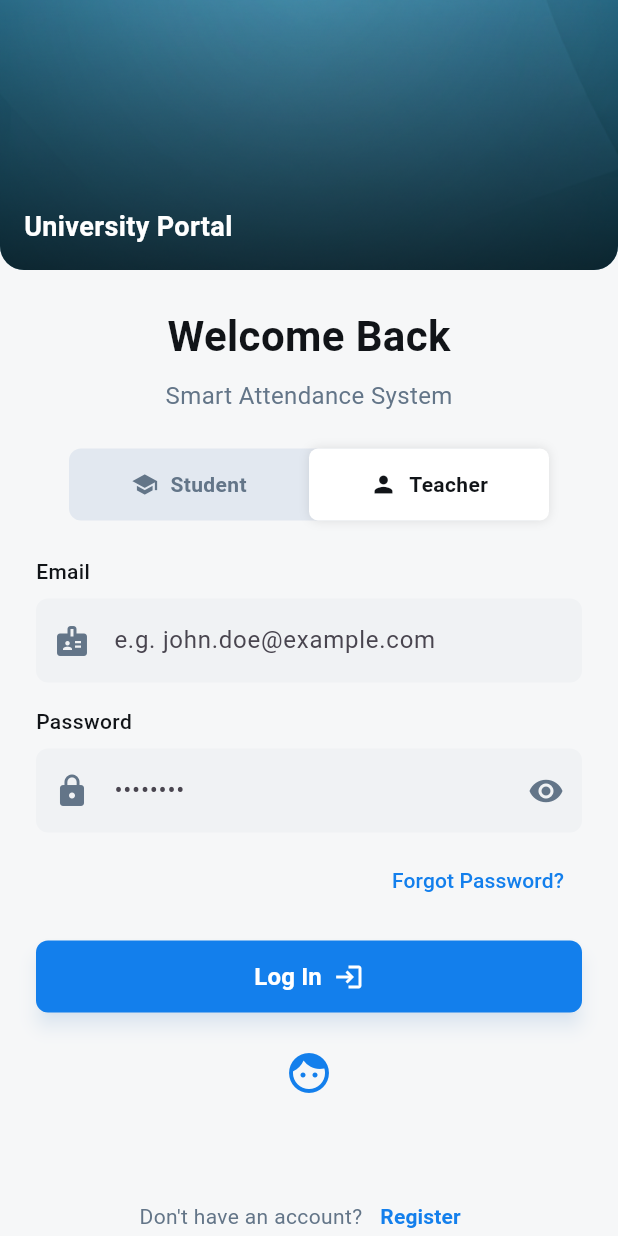
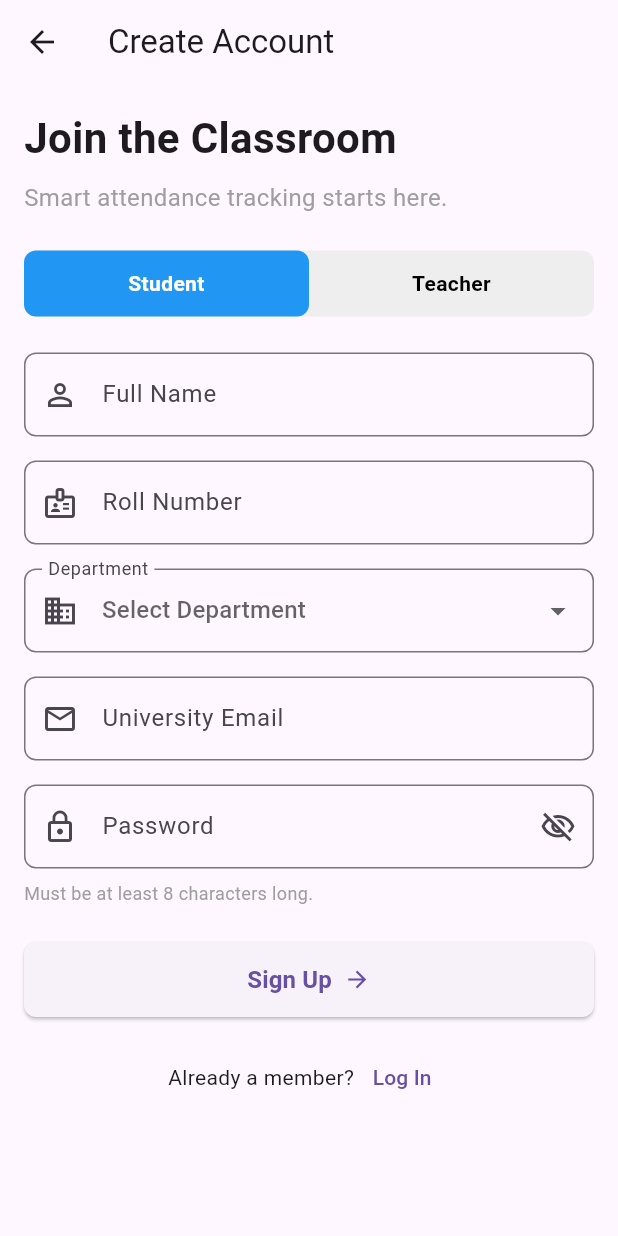
Before and after one commit to m-ahmed-codes/attendance-systems, a Flutter app: the LoginScreen screen opened directly, after a tap on "Teacher", after a tap on "Register", on a phone screen of 412 x 824 dp. Run offline on Flutter 3.47's test engine with Material 3 defaults, Android fonts, the phone set to English and light mode, and no system bars.

Commit message:
feat: Implement Splash, Login, and Sign Up screens
- Creates a new Flutter project named UniAttend.
- Implements the Splash screen with a timed navigation to the Login screen.
- Implements the Login screen with a role switcher and a password visibility toggle.
- Implements the Sign Up screen with a role switcher and input fields for user registration.
- Includes navigation between the Login and Sign Up screens.

```diff
--- a/uni_attend/lib/login_screen.dart
+++ b/uni_attend/lib/login_screen.dart
@@ -1,4 +1,5 @@
 import 'package:flutter/material.dart';
+import 'package:uni_attend/signup_screen.dart';
 
 class LoginScreen extends StatefulWidget {
   const LoginScreen({super.key});
@@ -8,44 +9,26 @@ class LoginScreen extends StatefulWidget {
 }
 
 class _LoginScreenState extends State<LoginScreen> {
-  bool isStudent = true;
+  String _selectedRole = 'Student';
+  bool _isPasswordVisible = false;
 
   @override
   Widget build(BuildContext context) {
     return Scaffold(
-      backgroundColor: const Color(0xFFF6F7F8),
       body: SingleChildScrollView(
         child: Column(
           children: [
-            _buildHeader(),
-            const SizedBox(height: 24),
-            _buildWelcomeText(),
-            const SizedBox(height: 24),
-            _buildRoleSwitcher(),
-            const SizedBox(height: 24),
-            _buildLoginForm(),
-            const SizedBox(height: 48),
-            _buildFooter(),
-          ],
-        ),
-      ),
-    );
-  }
-
-  Widget _buildHeader() {
-    return Container(
+            SizedBox(
               height: 180,
-      decoration: const BoxDecoration(
-        image: DecorationImage(
-          image: AssetImage('assets/images/header.png'),
+              width: double.infinity,
+              child: Stack(
+                fit: StackFit.expand,
+                children: [
+                  Image.asset(
+                    'assets/images/header.png',
                     fit: BoxFit.cover,
                   ),
-        borderRadius: BorderRadius.only(
-          bottomLeft: Radius.circular(16),
-          bottomRight: Radius.circular(16),
-        ),
-      ),
-      child: Container(
+                  Container(
                     decoration: BoxDecoration(
                       gradient: LinearGradient(
                         begin: Alignment.bottomCenter,
@@ -55,14 +38,12 @@ class _LoginScreenState extends State<LoginScreen> {
                           Colors.transparent,
                         ],
                       ),
-          borderRadius: const BorderRadius.only(
-            bottomLeft: Radius.circular(16),
-            bottomRight: Radius.circular(16),
                     ),
                   ),
-        alignment: Alignment.bottomLeft,
-        padding: const EdgeInsets.all(16),
-        child: const Text(
+                  const Positioned(
+                    bottom: 16,
+                    left: 16,
+                    child: Text(
                       'University Portal',
                       style: TextStyle(
                         color: Colors.white,
@@ -71,191 +52,116 @@ class _LoginScreenState extends State<LoginScreen> {
                       ),
                     ),
                   ),
-    );
-  }
-
-  Widget _buildWelcomeText() {
-    return const Column(
-      children: [
-        Text(
+                ],
+              ),
+            ),
+            const SizedBox(height: 24),
+            const Text(
               'Welcome Back',
               style: TextStyle(
                 fontSize: 28,
                 fontWeight: FontWeight.bold,
-            color: Color(0xFF111418),
               ),
             ),
-        SizedBox(height: 8),
-        Text(
+            const SizedBox(height: 8),
+            const Text(
               'Smart Attendance System',
               style: TextStyle(
                 fontSize: 16,
-            color: Color(0xFF637588),
+                color: Colors.grey,
               ),
             ),
+            const SizedBox(height: 24),
+            _buildRoleSwitcher(),
+            const SizedBox(height: 24),
+            _buildLoginForm(),
+            const SizedBox(height: 16),
+            _buildFooter(),
           ],
+        ),
+      ),
     );
   }
 
   Widget _buildRoleSwitcher() {
     return Container(
-      width: 320,
-      height: 48,
+      margin: const EdgeInsets.symmetric(horizontal: 16),
       decoration: BoxDecoration(
-        color: const Color(0xFFE2E8F0),
+        color: Colors.grey[200],
         borderRadius: BorderRadius.circular(8),
       ),
       child: Row(
         children: [
-          Expanded(
+          _buildRoleButton('Student'),
+          _buildRoleButton('Teacher'),
+        ],
+      ),
+    );
+  }
+
+  Widget _buildRoleButton(String role) {
+    final isSelected = _selectedRole == role;
+    return Expanded(
       child: GestureDetector(
-              onTap: () => setState(() => isStudent = true),
+        onTap: () {
+          setState(() {
+            _selectedRole = role;
+          });
+        },
         child: Container(
+          padding: const EdgeInsets.symmetric(vertical: 12),
           decoration: BoxDecoration(
-                  color: isStudent ? Colors.white : Colors.transparent,
-                  borderRadius: BorderRadius.circular(6),
-                  boxShadow: isStudent
-                      ? [
-                          BoxShadow(
-                            color: Colors.black.withOpacity(0.1),
-                            blurRadius: 5,
-                          )
-                        ]
-                      : [],
+            color: isSelected ? Colors.blue : Colors.transparent,
+            borderRadius: BorderRadius.circular(8),
           ),
-                alignment: Alignment.center,
-                child: Row(
-                  mainAxisAlignment: MainAxisAlignment.center,
-                  children: [
-                    Icon(
-                      Icons.school,
-                      size: 18,
-                      color: isStudent
-                          ? const Color(0xFF111418)
-                          : const Color(0xFF637588),
-                    ),
-                    const SizedBox(width: 8),
-                    Text(
-                      'Student',
+          child: Text(
+            role,
+            textAlign: TextAlign.center,
             style: TextStyle(
-                        fontSize: 14,
-                        fontWeight: FontWeight.w600,
-                        color: isStudent
-                            ? const Color(0xFF111418)
-                            : const Color(0xFF637588),
-                      ),
-                    ),
-                  ],
+              color: isSelected ? Colors.white : Colors.black,
+              fontWeight: FontWeight.bold,
             ),
           ),
         ),
-          ),
-          Expanded(
-            child: GestureDetector(
-              onTap: () => setState(() => isStudent = false),
-              child: Container(
-                decoration: BoxDecoration(
-                  color: !isStudent ? Colors.white : Colors.transparent,
-                  borderRadius: BorderRadius.circular(6),
-                  boxShadow: !isStudent
-                      ? [
-                          BoxShadow(
-                            color: Colors.black.withOpacity(0.1),
-                            blurRadius: 5,
-                          )
-                        ]
-                      : [],
-                ),
-                alignment: Alignment.center,
-                child: Row(
-                  mainAxisAlignment: MainAxisAlignment.center,
-                  children: [
-                    const Icon(
-                      Icons.person,
-                      size: 18,
-                      color: !isStudent
-                          ? Color(0xFF111418)
-                          : Color(0xFF637588),
-                    ),
-                    const SizedBox(width: 8),
-                    Text(
-                      'Teacher',
-                      style: TextStyle(
-                        fontSize: 14,
-                        fontWeight: FontWeight.w600,
-                        color: !isStudent
-                            ? const Color(0xFF111418)
-                            : const Color(0xFF637588),
-                      ),
-                    ),
-                  ],
-                ),
-              ),
-            ),
-          ),
-        ],
       ),
     );
   }
 
   Widget _buildLoginForm() {
     return Padding(
-      padding: const EdgeInsets.symmetric(horizontal: 24),
+      padding: const EdgeInsets.symmetric(horizontal: 16),
       child: Column(
-        crossAxisAlignment: CrossAxisAlignment.start,
         children: [
-          Text(
-            isStudent ? 'Roll Number' : 'Email',
-            style: const TextStyle(
-              fontSize: 14,
-              fontWeight: FontWeight.w500,
-              color: Color(0xFF111418),
-            ),
-          ),
-          const SizedBox(height: 8),
           TextField(
             decoration: InputDecoration(
-              filled: true,
-              fillColor: const Color(0xFFF0F2F4),
+              labelText: _selectedRole == 'Student' ? 'Roll Number' : 'Teacher ID',
+              hintText: _selectedRole == 'Student' ? 'e.g. 2023-CS-101' : 'e.g. T-123',
+              prefixIcon: const Icon(Icons.badge),
               border: OutlineInputBorder(
                 borderRadius: BorderRadius.circular(8),
-                borderSide: BorderSide.none,
               ),
-              prefixIcon: const Icon(
-                Icons.badge,
-                color: Color(0xFF637588),
-              ),
-              hintText: isStudent ? 'e.g. 2023-CS-101' : 'e.g. john.doe@example.com',
             ),
           ),
           const SizedBox(height: 16),
-          const Text(
-            'Password',
-            style: TextStyle(
-              fontSize: 14,
-              fontWeight: FontWeight.w500,
-              color: Color(0xFF111418),
+          TextField(
+            obscureText: !_isPasswordVisible,
+            decoration: InputDecoration(
+              labelText: 'Password',
+              hintText: '••••••••',
+              prefixIcon: const Icon(Icons.lock),
+              suffixIcon: IconButton(
+                icon: Icon(
+                  _isPasswordVisible ? Icons.visibility : Icons.visibility_off,
                 ),
+                onPressed: () {
+                  setState(() {
+                    _isPasswordVisible = !_isPasswordVisible;
+                  });
+                },
               ),
-          const SizedBox(height: 8),
-          TextField(
-            obscureText: true,
-            decoration: InputDecoration(
-              filled: true,
-              fillColor: const Color(0xFFF0F2F4),
               border: OutlineInputBorder(
                 borderRadius: BorderRadius.circular(8),
-                borderSide: BorderSide.none,
               ),
-              prefixIcon: const Icon(
-                Icons.lock,
-                color: Color(0xFF637588),
-              ),
-              suffixIcon: const Icon(
-                Icons.visibility,
-                color: Color(0xFF637588),
-              ),
-              hintText: '••••••••',
             ),
           ),
           const SizedBox(height: 8),
@@ -263,56 +169,25 @@ class _LoginScreenState extends State<LoginScreen> {
             alignment: Alignment.centerRight,
             child: TextButton(
               onPressed: () {},
-              child: const Text(
-                'Forgot Password?',
-                style: TextStyle(
-                  color: Color(0xFF137FEC),
-                  fontWeight: FontWeight.w500,
-                ),
-              ),
+              child: const Text('Forgot Password?'),
             ),
           ),
           const SizedBox(height: 16),
           ElevatedButton(
             onPressed: () {},
             style: ElevatedButton.styleFrom(
-              backgroundColor: const Color(0xFF137FEC),
-              minimumSize: const Size(double.infinity, 48),
+              minimumSize: const Size(double.infinity, 50),
               shape: RoundedRectangleBorder(
                 borderRadius: BorderRadius.circular(8),
               ),
-              elevation: 5,
-              shadowColor: const Color(0xFF137FEC).withOpacity(0.2),
             ),
             child: const Row(
               mainAxisAlignment: MainAxisAlignment.center,
               children: [
-                Text(
-                  'Log In',
-                  style: TextStyle(
-                    color: Colors.white,
-                    fontSize: 16,
-                    fontWeight: FontWeight.bold,
-                  ),
-                ),
+                Text('Log In'),
                 SizedBox(width: 8),
-                Icon(
-                  Icons.login,
-                  color: Colors.white,
-                  size: 20,
-                ),
+                Icon(Icons.login),
               ],
-            ),
-          ),
-          const SizedBox(height: 16),
-          Center(
-            child: IconButton(
-              onPressed: () {},
-              icon: const Icon(
-                Icons.face,
-                color: Color(0xFF137FEC),
-                size: 32,
-              ),
             ),
           ),
         ],
@@ -324,21 +199,16 @@ class _LoginScreenState extends State<LoginScreen> {
     return Row(
       mainAxisAlignment: MainAxisAlignment.center,
       children: [
-        const Text(
-          "Don't have an account?",
-          style: TextStyle(
-            color: Color(0xFF637588),
+        const Text("Don't have an account?"),
+        TextButton(
+          onPressed: () {
+            Navigator.of(context).push(
+              MaterialPageRoute(
+                builder: (context) => const SignUpScreen(),
               ),
-        ),
-        TextButton(
-          onPressed: () {},
-          child: const Text(
-            'Register',
-            style: TextStyle(
-              color: Color(0xFF137FEC),
-              fontWeight: FontWeight.bold,
-            ),
-          ),
+            );
+          },
+          child: const Text('Register'),
         ),
       ],
     );
--- /dev/null
+++ b/uni_attend/lib/signup_screen.dart
@@ -0,0 +1,182 @@
+import 'package:flutter/material.dart';
+
+class SignUpScreen extends StatefulWidget {
+  const SignUpScreen({super.key});
+
+  @override
+  State<SignUpScreen> createState() => _SignUpScreenState();
+}
+
+class _SignUpScreenState extends State<SignUpScreen> {
+  String _selectedRole = 'Student';
+  bool _isPasswordObscured = true;
+
+  @override
+  Widget build(BuildContext context) {
+    return Scaffold(
+      appBar: AppBar(
+        title: const Text('Create Account'),
+        backgroundColor: Colors.transparent,
+        elevation: 0,
+      ),
+      body: SingleChildScrollView(
+        padding: const EdgeInsets.all(16.0),
+        child: Column(
+          crossAxisAlignment: CrossAxisAlignment.start,
+          children: [
+            const Text(
+              'Join the Classroom',
+              style: TextStyle(fontSize: 28, fontWeight: FontWeight.bold),
+            ),
+            const SizedBox(height: 8),
+            const Text(
+              'Smart attendance tracking starts here.',
+              style: TextStyle(fontSize: 16, color: Colors.grey),
+            ),
+            const SizedBox(height: 24),
+            _buildRoleSwitcher(),
+            const SizedBox(height: 24),
+            _buildTextField(label: 'Full Name', hint: 'John Doe', icon: Icons.person_outline),
+            const SizedBox(height: 16),
+            _buildTextField(label: 'Roll Number', hint: 'e.g. 2023-CS-045', icon: Icons.badge_outlined),
+            const SizedBox(height: 16),
+            _buildDepartmentDropdown(),
+            const SizedBox(height: 16),
+            _buildTextField(label: 'University Email', hint: 'john.doe@university.edu', icon: Icons.email_outlined),
+            const SizedBox(height: 16),
+            _buildPasswordTextField(),
+            const SizedBox(height: 8),
+            const Text(
+              'Must be at least 8 characters long.',
+              style: TextStyle(fontSize: 12, color: Colors.grey),
+            ),
+            const SizedBox(height: 24),
+            ElevatedButton(
+              onPressed: () {},
+              style: ElevatedButton.styleFrom(
+                minimumSize: const Size(double.infinity, 50),
+                shape: RoundedRectangleBorder(borderRadius: BorderRadius.circular(8)),
+              ),
+              child: const Row(
+                mainAxisAlignment: MainAxisAlignment.center,
+                children: [
+                  Text('Sign Up', style: TextStyle(fontSize: 16, fontWeight: FontWeight.bold)),
+                  SizedBox(width: 8),
+                  Icon(Icons.arrow_forward),
+                ],
+              ),
+            ),
+            const SizedBox(height: 16),
+            Row(
+              mainAxisAlignment: MainAxisAlignment.center,
+              children: [
+                const Text('Already a member?'),
+                TextButton(
+                  onPressed: () => Navigator.of(context).pop(),
+                  child: const Text('Log In'),
+                ),
+              ],
+            ),
+          ],
+        ),
+      ),
+    );
+  }
+
+  Widget _buildRoleSwitcher() {
+    // Similar implementation to LoginScreen's role switcher
+    return Container(
+      decoration: BoxDecoration(
+        color: Colors.grey[200],
+        borderRadius: BorderRadius.circular(8),
+      ),
+      child: Row(
+        children: [
+          _buildRoleButton('Student'),
+          _buildRoleButton('Teacher'),
+        ],
+      ),
+    );
+  }
+
+    Widget _buildRoleButton(String role) {
+    final isSelected = _selectedRole == role;
+    return Expanded(
+      child: GestureDetector(
+        onTap: () {
+          setState(() {
+            _selectedRole = role;
+          });
+        },
+        child: Container(
+          padding: const EdgeInsets.symmetric(vertical: 12),
+          decoration: BoxDecoration(
+            color: isSelected ? Colors.blue : Colors.transparent,
+            borderRadius: BorderRadius.circular(8),
+          ),
+          child: Text(
+            role,
+            textAlign: TextAlign.center,
+            style: TextStyle(
+              color: isSelected ? Colors.white : Colors.black,
+              fontWeight: FontWeight.bold,
+            ),
+          ),
+        ),
+      ),
+    );
+  }
+
+
+  Widget _buildTextField({required String label, required String hint, required IconData icon}) {
+    return TextField(
+      decoration: InputDecoration(
+        labelText: label,
+        hintText: hint,
+        prefixIcon: Icon(icon),
+        border: OutlineInputBorder(borderRadius: BorderRadius.circular(8)),
+      ),
+    );
+  }
+
+  Widget _buildDepartmentDropdown() {
+    return DropdownButtonFormField<String>(
+      decoration: InputDecoration(
+        labelText: 'Department',
+        prefixIcon: const Icon(Icons.business_outlined),
+        border: OutlineInputBorder(borderRadius: BorderRadius.circular(8)),
+      ),
+      value: null,
+      hint: const Text('Select Department'),
+      onChanged: (String? newValue) {
+        // Handle department selection
+      },
+      items: <String>['Computer Science', 'Software Engineering', 'Data Science']
+          .map<DropdownMenuItem<String>>((String value) {
+        return DropdownMenuItem<String>(
+          value: value,
+          child: Text(value),
+        );
+      }).toList(),
+    );
+  }
+
+  Widget _buildPasswordTextField() {
+    return TextField(
+      obscureText: _isPasswordObscured,
+      decoration: InputDecoration(
+        labelText: 'Password',
+        prefixIcon: const Icon(Icons.lock_outline),
+        suffixIcon: IconButton(
+          icon: Icon(_isPasswordObscured ? Icons.visibility_off_outlined : Icons.visibility_outlined),
+          onPressed: () {
+            setState(() {
+              _isPasswordObscured = !_isPasswordObscured;
+            });
+          },
+        ),
+        border: OutlineInputBorder(borderRadius: BorderRadius.circular(8)),
+      ),
+    );
+  }
+}
--- a/uni_attend/lib/splash_screen.dart
+++ b/uni_attend/lib/splash_screen.dart
@@ -1,51 +1,75 @@
+import 'dart:async';
 import 'package:flutter/material.dart';
+import 'package:uni_attend/login_screen.dart';
 
-class SplashScreen extends StatelessWidget {
+class SplashScreen extends StatefulWidget {
   const SplashScreen({super.key});
+
+  @override
+  State<SplashScreen> createState() => _SplashScreenState();
+}
+
+class _SplashScreenState extends State<SplashScreen> {
+  @override
+  void initState() {
+    super.initState();
+    Timer(const Duration(seconds: 2), () {
+      Navigator.of(context).pushReplacement(
+        MaterialPageRoute(
+          builder: (context) => const LoginScreen(),
+        ),
+      );
+    });
+  }
 
   @override
   Widget build(BuildContext context) {
     return Scaffold(
-      backgroundColor: const Color(0xFFF6F7F8),
       body: Center(
         child: Column(
           mainAxisAlignment: MainAxisAlignment.center,
           children: [
-            const Spacer(),
-            Column(
+            SizedBox(
+              width: 112,
+              height: 112,
+              child: Stack(
+                clipBehavior: Clip.none,
                 children: [
                   Container(
-                  width: 112,
-                  height: 112,
                     decoration: BoxDecoration(
                       color: const Color(0xFF137FEC),
                       borderRadius: BorderRadius.circular(16),
                       boxShadow: [
                         BoxShadow(
                           color: const Color(0xFF137FEC).withOpacity(0.2),
-                        blurRadius: 10,
-                        offset: const Offset(0, 5),
+                          blurRadius: 12,
+                          offset: const Offset(0, 4),
                         ),
                       ],
                     ),
-              child: Stack(
-                clipBehavior: Clip.none,
-                children: [
-                  const Center(
+                    child: const Center(
                       child: Icon(
                         Icons.school,
                         color: Colors.white,
                         size: 64,
                       ),
                     ),
+                  ),
                   Positioned(
-                    bottom: -8,
-                    right: -8,
+                    bottom: -4,
+                    right: -4,
                     child: Container(
                       padding: const EdgeInsets.all(2),
                       decoration: const BoxDecoration(
                         color: Colors.white,
                         shape: BoxShape.circle,
+                        boxShadow: [
+                          BoxShadow(
+                            color: Colors.black12,
+                            blurRadius: 4,
+                            offset: Offset(0, 2),
+                          ),
+                        ],
                       ),
                       child: Container(
                         padding: const EdgeInsets.all(2),
@@ -70,44 +94,18 @@ class SplashScreen extends StatelessWidget {
               style: TextStyle(
                 fontSize: 40,
                 fontWeight: FontWeight.w800,
-                    color: Color(0xFF111418),
+                letterSpacing: -1,
               ),
             ),
             const SizedBox(height: 8),
-                Text(
-                  'Secure. Smart. Attendance.'.toUpperCase(),
+            const Text(
+              'Secure. Smart. Attendance.',
               style: TextStyle(
                 fontSize: 14,
                 fontWeight: FontWeight.w500,
-                    color: Colors.grey[500],
+                color: Colors.grey,
                 letterSpacing: 2,
-                  ),
-                ),
-              ],
-            ),
-            const Spacer(),
-            Padding(
-              padding: const EdgeInsets.only(bottom: 48.0),
-              child: Column(
-                children: [
-                  SizedBox(
-                    width: 200,
-                    child: LinearProgressIndicator(
-                      value: 0.45,
-                      backgroundColor: Colors.grey[200],
-                      valueColor: const AlwaysStoppedAnimation<Color>(Color(0xFF137FEC)),
-                    ),
-                  ),
-                  const SizedBox(height: 12),
-                  Text(
-                    'Version 1.0.2',
-                    style: TextStyle(
-                      fontSize: 12,
-                      fontWeight: FontWeight.w500,
-                      color: Colors.grey[400],
-                    ),
-                  ),
-                ],
+                fontFamily: 'Inter',
               ),
             ),
           ],
--- a/uni_attend/pubspec.yaml
+++ b/uni_attend/pubspec.yaml
@@ -6,20 +6,17 @@ publish_to: 'none'
 version: 1.0.0+1
 
 environment:
-  sdk: '>=2.19.6 <3.0.0'
+  sdk: '>=3.0.0 <4.0.0'
 
 dependencies:
   flutter:
     sdk: flutter
-
   cupertino_icons: ^1.0.2
 
 dev_dependencies:
   flutter_test:
     sdk: flutter
 
-  flutter_lints: ^2.0.0
-
 flutter:
   uses-material-design: true
   assets:
```
Also changed, not shown: uni_attend/pubspec.lock (deleted). Lines whose indentation alone changed are shown as unchanged.
